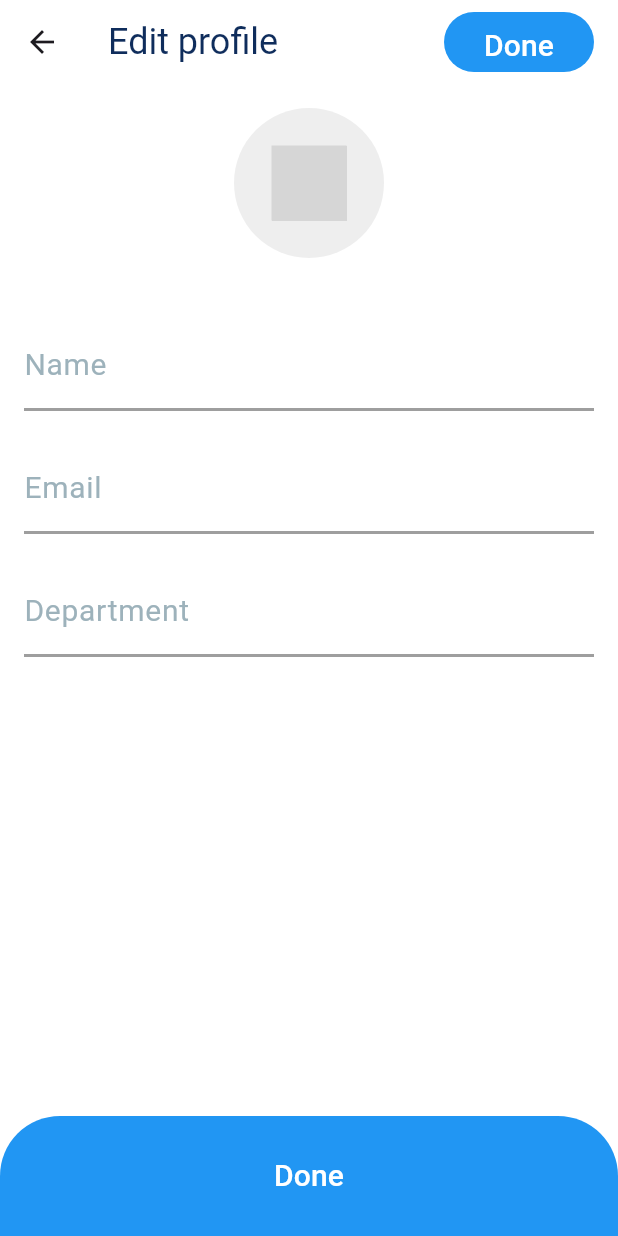
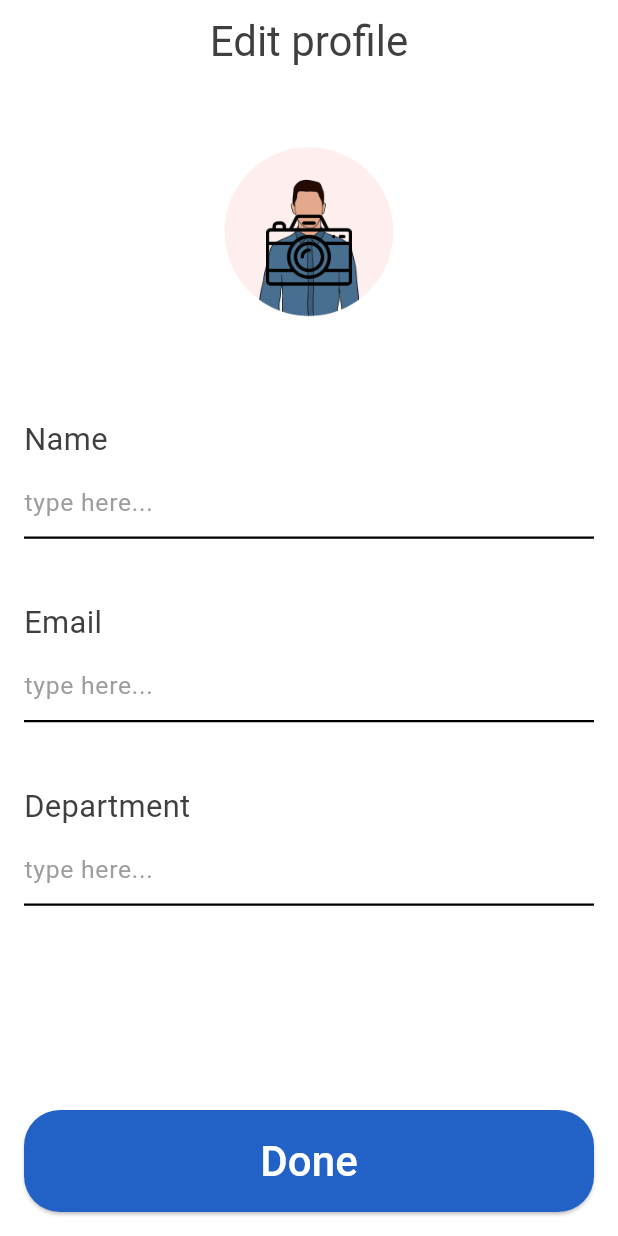
Before and after one commit to ganna-ahmed/project, a Flutter app: the EditProfileScreen screen opened by its route, on a phone screen of 412 x 824 dp. Run offline on Flutter 3.47's test engine with Material 3 defaults, Android fonts, the phone set to English and light mode, and no system bars; our stand-ins replace curved_navigation_bar, flutter_onboarding_slider, font_awesome_flutter, go_router; project files that could hold a hidden picture were left out; grey boxes are pictures that could not be loaded.

Commit message:
edit profile

```diff
--- a/lib/core/utils/app_router.dart
+++ b/lib/core/utils/app_router.dart
@@ -7,7 +7,6 @@ import 'package:project/features/question/presentation/views/add_last_question.d
 import 'package:project/features/question/presentation/views/add_question.dart';
 import 'package:project/features/question/presentation/views/bubble_sheet.dart';
 import 'package:project/features/splash/presentation/views/splash_view.dart';
-import 'package:project/features/upload/presentation/view/upload_view.dart';
 import 'package:project/features/user/presentation/views/edit_profile.dart';
 import 'package:project/features/user/presentation/views/profile_view.dart';
 
--- a/lib/features/Main/presentation/view/main_screen.dart
+++ b/lib/features/Main/presentation/view/main_screen.dart
@@ -2,7 +2,6 @@ import 'package:curved_navigation_bar/curved_navigation_bar.dart';
 import 'package:flutter/material.dart';
 import 'package:project/core/constants/colors.dart';
 import 'package:project/features/home/presentation/views/home_view.dart';
-import 'package:project/features/update/presentation/view/update_view.dart';
 import 'package:project/features/user/presentation/views/profile_view.dart';
 import 'package:font_awesome_flutter/font_awesome_flutter.dart';
 
@@ -20,7 +19,6 @@ class _MainScreenState extends State<MainScreen> {
   final List<Widget> _screens = [
     const HomeView(),
     const ProfileView(),
-    const UpdatePage(),
   ];
 
   @override
--- a/lib/features/user/presentation/views/edit_profile.dart
+++ b/lib/features/user/presentation/views/edit_profile.dart
@@ -1,104 +1,149 @@
 import 'package:flutter/material.dart';
-import 'package:flutter_svg/flutter_svg.dart';
-import 'package:project/features/auth/presentation/view/widgets/constant.dart';
-import 'package:project/features/auth/presentation/view/widgets/custom_button.dart';
-import 'package:project/features/auth/presentation/view/widgets/icons.dart';
+import 'package:project/core/constants/colors.dart';
 
 class EditProfileScreen extends StatelessWidget {
   const EditProfileScreen({super.key});
 
   @override
   Widget build(BuildContext context) {
+    final screenHeight = MediaQuery.of(context).size.height;
+    final screenWidth = MediaQuery.of(context).size.width;
+
     return Scaffold(
       appBar: AppBar(
         backgroundColor: Colors.transparent,
-        leading: BackIconWidget(
-          onPressed: () {
-            Navigator.pop(context);
-          },
-        ),
+        elevation: 0,
         title: const Text(
           "Edit profile",
           style: TextStyle(
-            fontSize: ProfileConstants.titleFontSize,
-            color: ProfileConstants.titleColor,
+            fontSize: 28.0,
+            color: AppColors.black,
           ),
         ),
-        actions: [
-          Padding(
-            padding:
-                const EdgeInsets.symmetric(vertical: 8.0, horizontal: 16.0),
-            child: DoneButton(
-              onPressed: () {},
-              backgroundColor: Colors.blue,
-              textColor: Colors.white,
-            ),
-          ),
-        ],
+        centerTitle: true,
       ),
       body: Padding(
         padding: const EdgeInsets.all(16.0),
         child: Column(
+          crossAxisAlignment: CrossAxisAlignment.start,
           children: [
-            GestureDetector(
-              onTap: () {},
-              child: CircleAvatar(
-                radius: 50,
-                backgroundColor: Colors.grey[200],
-                child: SvgPicture.asset(
-                  'assets/svg/camera_883787 1.svg',
-                  height: 50,
-                  width: 50,
+            Center(
+              child: GestureDetector(
+                onTap: () {},
+                child: CircleAvatar(
+                  radius: screenHeight * 0.1,
+                  backgroundColor: Colors.transparent,
+                  child: Stack(
+                    alignment: Alignment.center,
+                    children: [
+                      Image.asset(
+                        'assets/images/profile.png',
+                        height: screenHeight * 0.9,
+                        width: screenHeight * 0.9,
+                      ),
+                      Positioned(
+                        bottom: screenHeight * 0.05,
+                        child: Image.asset(
+                          'assets/images/camera.png',
+                          height: screenHeight * 0.07,
+                          width: screenHeight * 0.07,
+                        ),
+                      ),
+                    ],
+                  ),
                 ),
               ),
             ),
-            const SizedBox(height: 40),
-            _buildTextField("Name"),
-            const SizedBox(height: 20),
-            _buildTextField("Email"),
-            const SizedBox(height: 20),
-            _buildTextField("Department"),
+            SizedBox(height: screenHeight * 0.05),
+            _buildTextField(
+              label: "Name",
+              screenWidth: screenWidth,
+              textColor: AppColors.black,
+              textSize: screenWidth * 0.05,
+            ),
+            SizedBox(height: screenHeight * 0.05),
+            _buildTextField(
+              label: "Email",
+              screenWidth: screenWidth,
+              textColor: AppColors.black,
+              textSize: screenWidth * 0.05,
+            ),
+            SizedBox(height: screenHeight * 0.05),
+            _buildTextField(
+              label: "Department",
+              screenWidth: screenWidth,
+              textColor: AppColors.black,
+              textSize: screenWidth * 0.05,
+            ),
             const Spacer(),
           ],
         ),
       ),
-      bottomNavigationBar: BottomDoneButton(
-        onPressed: () {},
-      ),
-    );
-  }
-
-  Widget _buildTextField(String label) {
-    return TextField(
-      style: const TextStyle(
-        fontSize: ProfileConstants.inputFontSize,
-        color: ProfileConstants.inputTextColor,
-      ),
-      decoration: InputDecoration(
-        labelText: label,
-        floatingLabelBehavior: FloatingLabelBehavior.never,
-        labelStyle: const TextStyle(
-          fontSize: ProfileConstants.labelFontSize,
-          color: ProfileConstants.labelTextColor,
-        ),
-        hintText: "type here...",
-        hintStyle: const TextStyle(
-          fontSize: ProfileConstants.hintFontSize,
-          color: ProfileConstants.hintTextColor,
-        ),
-        enabledBorder: const UnderlineInputBorder(
-          borderSide: BorderSide(
-            color: Colors.grey,
-            width: 2.0,
+      bottomNavigationBar: Padding(
+        padding: const EdgeInsets.all(16.0),
+        child: ElevatedButton(
+          onPressed: () {},
+          style: ElevatedButton.styleFrom(
+            backgroundColor: AppColors.ceruleanBlue,
+            shape: RoundedRectangleBorder(
+              borderRadius: BorderRadius.circular(24),
+            ),
+            padding: const EdgeInsets.symmetric(vertical: 14),
+            minimumSize: Size(screenWidth, screenHeight * 0.07),
           ),
-        ),
-        focusedBorder: const UnderlineInputBorder(
-          borderSide: BorderSide(
-            color: Colors.grey,
-            width: 2.0,
+          child: const Text(
+            'Done',
+            style: TextStyle(color: Colors.white, fontSize: 28.0),
           ),
         ),
       ),
     );
   }
+
+  Widget _buildTextField({
+    required String label,
+    required double screenWidth,
+    required Color textColor,
+    required double textSize,
+  }) {
+    return Column(
+      crossAxisAlignment: CrossAxisAlignment.start,
+      children: [
+        Text(
+          label,
+          style: TextStyle(
+            fontSize: textSize,
+            fontWeight: FontWeight.w400,
+            color: textColor,
+          ),
+        ),
+        SizedBox(height: screenWidth * 0.01),
+        TextField(
+          style: TextStyle(
+            fontSize: screenWidth * 0.04,
+            color: Colors.black,
+          ),
+          decoration: InputDecoration(
+            hintText: "type here...",
+            hintStyle: TextStyle(
+              fontSize: screenWidth * 0.04,
+              color: Colors.grey,
+            ),
+            enabledBorder: const UnderlineInputBorder(
+              borderSide: BorderSide(
+                color: Colors.black,
+                width: 1.5,
+              ),
+            ),
+            focusedBorder: const UnderlineInputBorder(
+              borderSide: BorderSide(
+                color: Colors.black,
+                width: 1.5,
+              ),
+            ),
+          ),
+        ),
+      ],
+    );
+  }
 }
```
Also changed, not shown: lib/features/question/presentation/views/add_last_question.dart (+40 -12 lines), lib/features/question/presentation/views/add_question.dart (+38 -13 lines), lib/features/question/presentation/views/widgets/custom_button.dart (+58 -3 lines), lib/features/upload/presentation/view/upload_view.dart (deleted, +0 -76 lines), lib/features/upload/presentation/view/widgets/buttons.dart (deleted, +0 -44 lines), lib/features/upload/presentation/view/widgets/constant.dart (deleted, +0 -10 lines), assets/images/camera.png (added), assets/images/camera_883787 1.png (deleted).
